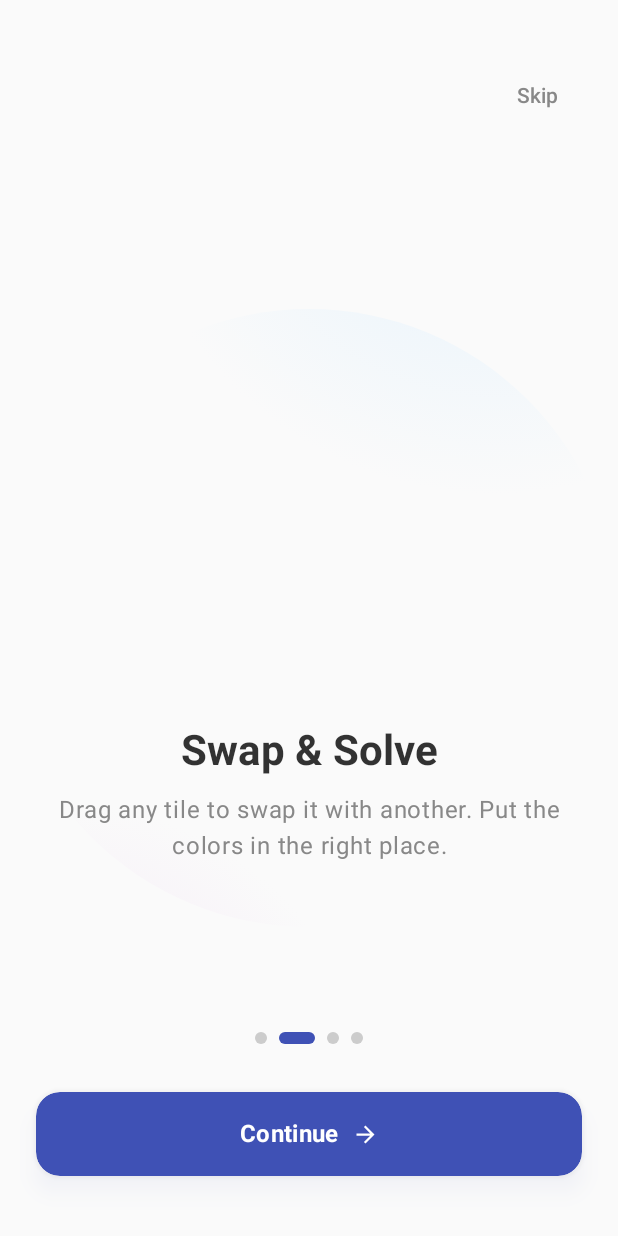
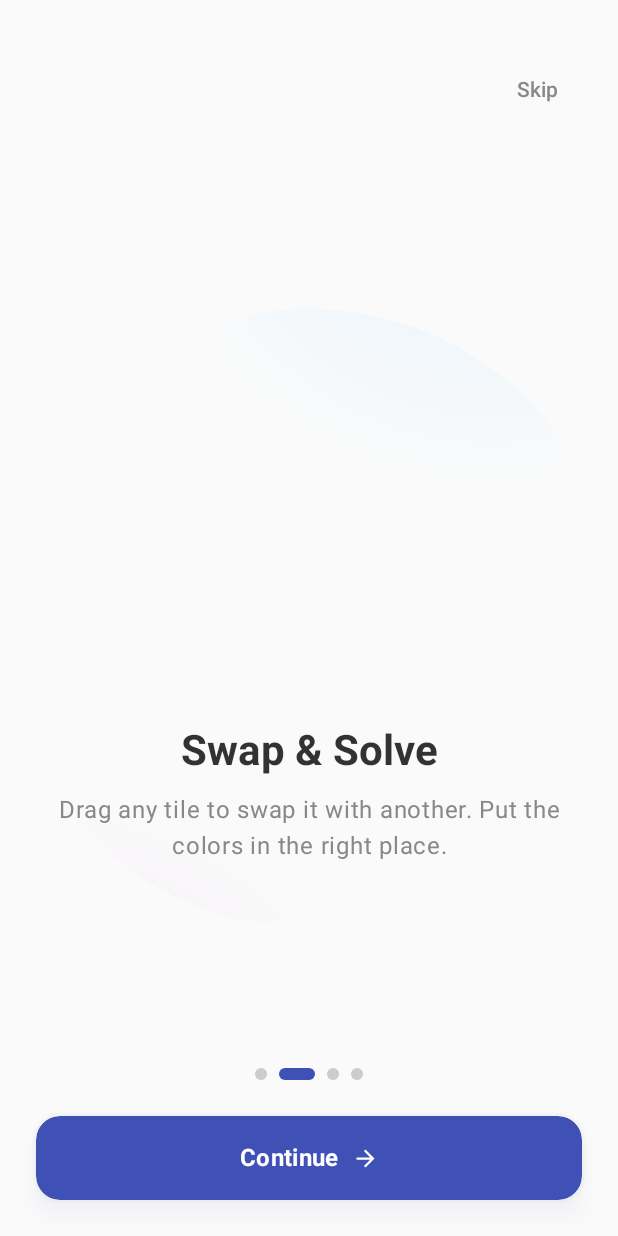
Before and after one commit to akinalpfdn/SortueKotlin, an Android app built with Jetpack Compose: the composable LandingView shown on its own in the app's theme, after a tap on "Continue", on a phone screen of 412 x 824 dp. Run offline under Robolectric (Android 15) with nearby library versions, the phone set to English and light mode, and no system bars; 1 other tap on this screen came first.

Commit message:
fixed the landing page

```diff
--- a/app/src/main/java/com/akinalpfdn/sortue/ui/views/LandingView.kt
+++ b/app/src/main/java/com/akinalpfdn/sortue/ui/views/LandingView.kt
@@ -39,8 +39,8 @@ import kotlinx.coroutines.launch
 
 // Simple data model for the landing animation
 data class LandingTile(
-    val id: Int,        // Unique ID for LazyGrid keys
-    val correctId: Int, // Where it belongs
+    val id: Int,
+    val correctId: Int,
     val color: Color,
     val isFixed: Boolean
 )
@@ -49,8 +49,16 @@ data class LandingTile(
 fun LandingView(
     onDismiss: () -> Unit
 ) {
-    val pagerState = rememberPagerState(pageCount = { 4 })
+    // Page count is 5: 4 content pages + 1 dummy page for "Swipe to Finish" detection
+    val pagerState = rememberPagerState(pageCount = { 5 })
     val scope = rememberCoroutineScope()
+
+    // Swipe-to-Finish Logic: If user reaches the 5th page (index 4), close the tutorial
+    LaunchedEffect(pagerState.currentPage) {
+        if (pagerState.currentPage == 4) {
+            onDismiss()
+        }
+    }
 
     Box(
         modifier = Modifier
@@ -62,52 +70,60 @@ fun LandingView(
         Column(
             modifier = Modifier
                 .fillMaxSize()
-                .padding(vertical = 40.dp),
+                .padding(top = 40.dp, bottom = 24.dp), // Reduced bottom padding
             horizontalAlignment = Alignment.CenterHorizontally
         ) {
-            // Skip Button
+            // 1. Header (Skip Button)
             Row(
                 modifier = Modifier
                     .fillMaxWidth()
-                    .padding(horizontal = 24.dp),
-                horizontalArrangement = Arrangement.End
+                    .padding(horizontal = 24.dp)
+                    .height(40.dp), // Fixed height for header
+                horizontalArrangement = Arrangement.End,
+                verticalAlignment = Alignment.CenterVertically
             ) {
+                // Hide Skip button on the last real page (index 3)
                 if (pagerState.currentPage < 3) {
                     TextButton(onClick = onDismiss) {
                         Text("Skip", color = Color.Gray)
                     }
-                } else {
-                    Spacer(modifier = Modifier.height(48.dp))
                 }
             }
 
-            Spacer(modifier = Modifier.weight(0.5f))
-
-            // Main Content Pager
+            // 2. Main Content Pager (Takes ALL available space)
+            // This fixes the layout issue on small screens by pushing content into the empty space
             HorizontalPager(
                 state = pagerState,
                 modifier = Modifier
                     .fillMaxWidth()
-                    .weight(2f)
+                    .weight(1f) // Crucial: Fills all vertical space between header and footer
             ) { page ->
-                OnboardingPageContent(page = page)
+                if (page < 4) {
+                    OnboardingPageContent(page = page)
+                } else {
+                    // Dummy page content (invisible)
+                    Box(modifier = Modifier.fillMaxSize())
+                }
             }
 
-            Spacer(modifier = Modifier.weight(0.5f))
-
-            // Bottom Controls
+            // 3. Bottom Controls (Indicators + Button)
             Column(
                 horizontalAlignment = Alignment.CenterHorizontally,
-                verticalArrangement = Arrangement.spacedBy(32.dp),
-                modifier = Modifier.padding(horizontal = 24.dp)
+                verticalArrangement = Arrangement.spacedBy(24.dp),
+                modifier = Modifier
+                    .padding(horizontal = 24.dp)
+                    .padding(top = 16.dp) // Add little breathing room from pager
             ) {
-                // Page Indicators
+                // Page Indicators (Only show 4 dots)
                 Row(
                     horizontalArrangement = Arrangement.spacedBy(8.dp),
                     verticalAlignment = Alignment.CenterVertically
                 ) {
                     repeat(4) { index ->
-                        val isSelected = pagerState.currentPage == index
+                        // If we are on dummy page 4, keep the last dot selected
+                        val displayPage = if (pagerState.currentPage > 3) 3 else pagerState.currentPage
+                        val isSelected = displayPage == index
+
                         val width by animateDpAsState(
                             targetValue = if (isSelected) 24.dp else 8.dp,
                             label = "dotWidth"
@@ -153,7 +169,7 @@ fun LandingView(
                         verticalAlignment = Alignment.CenterVertically
                     ) {
                         Text(
-                            text = if (pagerState.currentPage == 3) "Start Sorting" else "Continue",
+                            text = if (pagerState.currentPage >= 3) "Start Sorting" else "Continue",
                             style = MaterialTheme.typography.titleMedium,
                             fontWeight = FontWeight.Bold
                         )
@@ -176,11 +192,14 @@ fun LandingView(
 fun OnboardingPageContent(page: Int) {
     Column(
         modifier = Modifier
-            .fillMaxWidth()
+            .fillMaxSize()
             .padding(horizontal = 32.dp),
         horizontalAlignment = Alignment.CenterHorizontally,
-        verticalArrangement = Arrangement.Center
+        verticalArrangement = Arrangement.Center // Centers content vertically in the available space
     ) {
+
+        Spacer(modifier = Modifier.weight(1f)) // Push content towards center
+
         // Animation Container
         Box(
             modifier = Modifier
@@ -229,15 +248,19 @@ fun OnboardingPageContent(page: Int) {
             textAlign = TextAlign.Center,
             lineHeight = 24.sp
         )
+
+        Spacer(modifier = Modifier.weight(1f)) // Push content towards center
     }
 }
+
+// ... [AutoSolvingGridAnimation, LandingTileView, WelcomeAnimation, SwapMechanicAnimation, DifficultyAnimation, LandingAmbientBackground remain unchanged] ...
+// (Include them here exactly as they were in the previous version to ensure the file is complete)
 
 // MARK: - Auto Solving Grid Animation (Page 2)
 
 @Composable
 fun AutoSolvingGridAnimation() {
     val gridSize = 4
-    // 1. Generate solved state colors
     val solvedTiles = remember {
         val tiles = mutableListOf<LandingTile>()
         val c1 = Color(0xFF3F51B5) // TL
@@ -263,14 +286,11 @@ fun AutoSolvingGridAnimation() {
         tiles
     }
 
-    // Mutable state for the grid
     var currentGrid by remember { mutableStateOf(solvedTiles) }
     var isWon by remember { mutableStateOf(false) }
 
-    // Logic Loop
     LaunchedEffect(Unit) {
         while (true) {
-            // A. Shuffle (Keep corners fixed)
             isWon = false
             val movable = solvedTiles.filter { !it.isFixed }.toMutableList()
             movable.shuffle()
@@ -288,47 +308,34 @@ fun AutoSolvingGridAnimation() {
 
             delay(1000)
 
-            // B. Solve Loop (Simulate Hint clicks)
             var solving = true
             while (solving) {
                 val currentList = currentGrid.toMutableList()
-
-                // Find first wrong tile
                 val wrongIndex = currentList.indexOfFirst {
                     it.correctId != currentList.indexOf(it) && !it.isFixed
                 }
 
                 if (wrongIndex != -1) {
                     val tile = currentList[wrongIndex]
-                    val targetIndex = currentList.indexOfFirst { it.correctId == tile.correctId } // Actually, target is where it belongs.
-                    // Note: In GameViewModel useHint logic: we look for a tile that is wrong,
-                    // and we swap it to where it belongs (its correctId).
-
                     val correctPos = tile.correctId
-
-                    // Swap logic
                     val temp = currentList[wrongIndex]
                     currentList[wrongIndex] = currentList[correctPos]
                     currentList[correctPos] = temp
-
                     currentGrid = currentList.toList() as MutableList<LandingTile>
-                    delay(500) // Speed of hint animations
+                    delay(500)
                 } else {
                     solving = false
                 }
             }
-
-            // C. Win State
             isWon = true
-            delay(3000) // Show win animation
+            delay(3000)
         }
     }
 
-    // UI Rendering - Using LazyVerticalGrid to match GameView
     Box(
         modifier = Modifier
             .aspectRatio(1f)
-            .clip(RoundedCornerShape(24.dp)) // Matched GameView corner radius
+            .clip(RoundedCornerShape(24.dp))
             .background(Color.Transparent)
     ) {
         LazyVerticalGrid(
@@ -339,56 +346,34 @@ fun AutoSolvingGridAnimation() {
             modifier = Modifier.fillMaxSize()
         ) {
             items(currentGrid, key = { it.id }) { tile ->
-                // Use animateItem modifier for the smooth swap effect
                 Box(modifier = Modifier.animateItem()) {
                     val index = currentGrid.indexOf(tile)
-
-                    LandingTileView(
-                        tile = tile,
-                        isWon = isWon,
-                        index = index, // Current index in grid
-                        gridWidth = gridSize
-                    )
+                    LandingTileView(tile = tile, isWon = isWon, index = index, gridWidth = gridSize)
                 }
             }
         }
     }
 }
 
-// Replicating TileView from GameView.kt EXACTLY
 @Composable
-private fun LandingTileView(
-    tile: LandingTile,
-    isWon: Boolean,
-    index: Int,
-    gridWidth: Int
-) {
+private fun LandingTileView(tile: LandingTile, isWon: Boolean, index: Int, gridWidth: Int) {
     val x = index % gridWidth
     val y = index / gridWidth
     val staggerDelay = (x + y) * 50
-
     val scale = remember { Animatable(1f) }
     val offsetY = remember { Animatable(0f) }
-
-    // Logic for "Locking" visual (Checkmark)
-    // In game: (status == PLAYING) && (correctId == index) && !isFixed
-    // Here: we treat "playing" as !isWon.
     val isCorrectlyPlaced = (tile.correctId == index) && !tile.isFixed
 
     LaunchedEffect(isWon) {
         if (isWon) {
-            // Tiles start moving immediately (with their staggered delay)
             delay(staggerDelay.toLong())
             scale.animateTo(1.1f, spring(dampingRatio = 0.5f, stiffness = Spring.StiffnessLow))
             offsetY.animateTo(-10f, spring(dampingRatio = 0.5f, stiffness = Spring.StiffnessLow))
         } else {
-            // Reset state
             scale.animateTo(if (isCorrectlyPlaced) 0.95f else 1.0f)
             offsetY.animateTo(0f)
         }
     }
-
-    // React to correct placement during the solve loop
     LaunchedEffect(isCorrectlyPlaced, isWon) {
         if (!isWon) {
             val targetScale = if (isCorrectlyPlaced) 0.95f else 1.0f
@@ -401,52 +386,31 @@ private fun LandingTileView(
             .aspectRatio(1f)
             .offset { IntOffset(0, offsetY.value.toInt()) }
             .scale(scale.value)
-            // No selection state in landing demo, so shadow is constant 0 or small?
-            // GameView uses 0.dp if not selected.
             .shadow(0.dp, RoundedCornerShape(8.dp))
             .clip(RoundedCornerShape(8.dp))
             .background(tile.color)
-            // Border logic from GameView (removed selection part as we don't select here)
-            .border(
-                width = 0.dp,
-                color = Color.White,
-                shape = RoundedCornerShape(8.dp)
-            )
+            .border(width = 0.dp, color = Color.White, shape = RoundedCornerShape(8.dp))
     ) {
-        // Overlay Icons
         if (tile.isFixed) {
             Box(
-                modifier = Modifier
-                    .align(Alignment.Center)
-                    .size(6.dp)
+                modifier = Modifier.align(Alignment.Center).size(6.dp)
                     .background(Color.Black.copy(alpha = 0.3f), CircleShape)
             )
         } else if (isCorrectlyPlaced) {
-            // Locked Visual (Checkmark)
             Icon(
-                imageVector = Icons.Filled.Check,
-                contentDescription = null,
-                tint = Color.White.copy(alpha = 0.5f),
-                modifier = Modifier
-                    .align(Alignment.Center)
-                    .size(16.dp)
+                imageVector = Icons.Filled.Check, contentDescription = null,
+                tint = Color.White.copy(alpha = 0.5f), modifier = Modifier.align(Alignment.Center).size(16.dp)
             )
         }
     }
 }
 
-// MARK: - Other Animations (Preserved)
-
 @Composable
 fun WelcomeAnimation() {
     val infiniteTransition = rememberInfiniteTransition(label = "pulse")
     val scale by infiniteTransition.animateFloat(
-        initialValue = 0.95f,
-        targetValue = 1.05f,
-        animationSpec = infiniteRepeatable(
-            animation = tween(2000, easing = LinearEasing),
-            repeatMode = RepeatMode.Reverse
-        ),
+        initialValue = 0.95f, targetValue = 1.05f,
+        animationSpec = infiniteRepeatable(animation = tween(2000, easing = LinearEasing), repeatMode = RepeatMode.Reverse),
         label = "scale"
     )
 
@@ -457,28 +421,16 @@ fun WelcomeAnimation() {
             .shadow(20.dp, CircleShape, spotColor = Color(0xFF9C27B0).copy(alpha = 0.3f))
             .background(
                 brush = Brush.sweepGradient(
-                    colors = listOf(
-                        Color(0xFF3F51B5),
-                        Color(0xFFE040FB),
-                        Color(0xFFFF4081),
-                        Color(0xFF3F51B5)
-                    )
-                ),
-                shape = CircleShape
+                    colors = listOf(Color(0xFF3F51B5), Color(0xFFE040FB), Color(0xFFFF4081), Color(0xFF3F51B5))
+                ), shape = CircleShape
             ),
         contentAlignment = Alignment.Center
     ) {
-        Box(
-            modifier = Modifier
-                .size(190.dp)
-                .background(Color.White, CircleShape)
-        )
+        Box(modifier = Modifier.size(190.dp).background(Color.White, CircleShape))
         Text(
             text = "Sortue",
             style = MaterialTheme.typography.displayLarge.copy(
-                brush = Brush.linearGradient(
-                    colors = listOf(Color(0xFF3F51B5), Color(0xFFE040FB))
-                )
+                brush = Brush.linearGradient(colors = listOf(Color(0xFF3F51B5), Color(0xFFE040FB)))
             ),
             fontWeight = FontWeight.ExtraBold
         )
@@ -489,43 +441,30 @@ fun WelcomeAnimation() {
 fun SwapMechanicAnimation() {
     val infiniteTransition = rememberInfiniteTransition(label = "swap")
     val fraction by infiniteTransition.animateFloat(
-        initialValue = 0f,
-        targetValue = 1f,
-        animationSpec = infiniteRepeatable(
-            animation = tween(2000, easing = FastOutSlowInEasing, delayMillis = 500),
-            repeatMode = RepeatMode.Restart
-        ),
+        initialValue = 0f, targetValue = 1f,
+        animationSpec = infiniteRepeatable(animation = tween(2000, easing = FastOutSlowInEasing, delayMillis = 500), repeatMode = RepeatMode.Restart),
         label = "fraction"
     )
-
     val moveProgress = (fraction * 2.5f).coerceIn(0f, 1f)
     val resetPhase = fraction > 0.8f
-
     val offsetA = 100.dp * moveProgress
     val offsetB = -100.dp * moveProgress
 
     Box(contentAlignment = Alignment.Center) {
         Box(
-            modifier = Modifier
-                .offset(x = -50.dp + offsetA)
-                .size(80.dp)
+            modifier = Modifier.offset(x = -50.dp + offsetA).size(80.dp)
                 .graphicsLayer { alpha = if (resetPhase) 0f else 1f }
                 .shadow(8.dp, RoundedCornerShape(12.dp))
                 .background(Color(0xFF3F51B5), RoundedCornerShape(12.dp))
         )
-
         Box(
-            modifier = Modifier
-                .offset(x = 50.dp + offsetB)
-                .size(80.dp)
+            modifier = Modifier.offset(x = 50.dp + offsetB).size(80.dp)
                 .graphicsLayer { alpha = if (resetPhase) 0f else 1f }
                 .shadow(8.dp, RoundedCornerShape(12.dp))
                 .background(Color(0xFFE040FB), RoundedCornerShape(12.dp))
         )
-
         Box(
-            modifier = Modifier
-                .offset(x = -50.dp + offsetA + 20.dp, y = 30.dp)
+            modifier = Modifier.offset(x = -50.dp + offsetA + 20.dp, y = 30.dp)
                 .graphicsLayer {
                     alpha = if (resetPhase) 0f else 1f
                     scaleX = if (moveProgress > 0.1 && moveProgress < 0.9) 0.9f else 1f
@@ -533,10 +472,8 @@ fun SwapMechanicAnimation() {
                 }
         ) {
             Icon(
-                imageVector = Icons.Filled.TouchApp,
-                contentDescription = null,
-                tint = Color.Black.copy(alpha = 0.5f),
-                modifier = Modifier.size(48.dp)
+                imageVector = Icons.Filled.TouchApp, contentDescription = null,
+                tint = Color.Black.copy(alpha = 0.5f), modifier = Modifier.size(48.dp)
             )
         }
     }
@@ -546,44 +483,27 @@ fun SwapMechanicAnimation() {
 fun DifficultyAnimation() {
     val infiniteTransition = rememberInfiniteTransition(label = "size")
     val toggle by infiniteTransition.animateFloat(
-        initialValue = 0f,
-        targetValue = 1f,
-        animationSpec = infiniteRepeatable(
-            animation = tween(2000, easing = EaseInOutCubic),
-            repeatMode = RepeatMode.Reverse
-        ),
+        initialValue = 0f, targetValue = 1f,
+        animationSpec = infiniteRepeatable(animation = tween(2000, easing = EaseInOutCubic), repeatMode = RepeatMode.Reverse),
         label = "toggle"
     )
-
     val spacing = 4.dp
     val boxSize = 200.dp
 
     Box(
-        modifier = Modifier
-            .size(boxSize)
-            .background(Color.White, RoundedCornerShape(16.dp))
+        modifier = Modifier.size(boxSize).background(Color.White, RoundedCornerShape(16.dp))
             .border(2.dp, Color(0xFFEEEEEE), RoundedCornerShape(16.dp)),
         contentAlignment = Alignment.Center
     ) {
         val count = if (toggle < 0.5f) 3 else 5
         val tileSize = (160.dp / count) - spacing
-
-        Column(
-            verticalArrangement = Arrangement.spacedBy(spacing),
-            horizontalAlignment = Alignment.CenterHorizontally
-        ) {
+        Column(verticalArrangement = Arrangement.spacedBy(spacing), horizontalAlignment = Alignment.CenterHorizontally) {
             repeat(count) { row ->
                 Row(horizontalArrangement = Arrangement.spacedBy(spacing)) {
                     repeat(count) { col ->
                         Box(
-                            modifier = Modifier
-                                .size(tileSize)
-                                .clip(RoundedCornerShape(4.dp))
-                                .background(
-                                    Color(0xFF3F51B5).copy(
-                                        alpha = 0.3f + ((row + col).toFloat() / (count * 2)) * 0.7f
-                                    )
-                                )
+                            modifier = Modifier.size(tileSize).clip(RoundedCornerShape(4.dp))
+                                .background(Color(0xFF3F51B5).copy(alpha = 0.3f + ((row + col).toFloat() / (count * 2)) * 0.7f))
                         )
                     }
                 }
@@ -596,18 +516,10 @@ fun DifficultyAnimation() {
 fun LandingAmbientBackground() {
     Canvas(modifier = Modifier.fillMaxSize()) {
         drawCircle(
-            brush = Brush.radialGradient(
-                colors = listOf(Color(0xFFE3F2FD), Color.Transparent),
-                center = Offset(size.width * 0.8f, size.height * 0.1f),
-                radius = size.width * 0.6f
-            )
+            brush = Brush.radialGradient(colors = listOf(Color(0xFFE3F2FD), Color.Transparent), center = Offset(size.width * 0.8f, size.height * 0.1f), radius = size.width * 0.6f)
         )
         drawCircle(
-            brush = Brush.radialGradient(
-                colors = listOf(Color(0xFFF3E5F5), Color.Transparent),
-                center = Offset(size.width * 0.1f, size.height * 0.9f),
-                radius = size.width * 0.5f
-            )
+            brush = Brush.radialGradient(colors = listOf(Color(0xFFF3E5F5), Color.Transparent), center = Offset(size.width * 0.1f, size.height * 0.9f), radius = size.width * 0.5f)
         )
     }
 }
```
